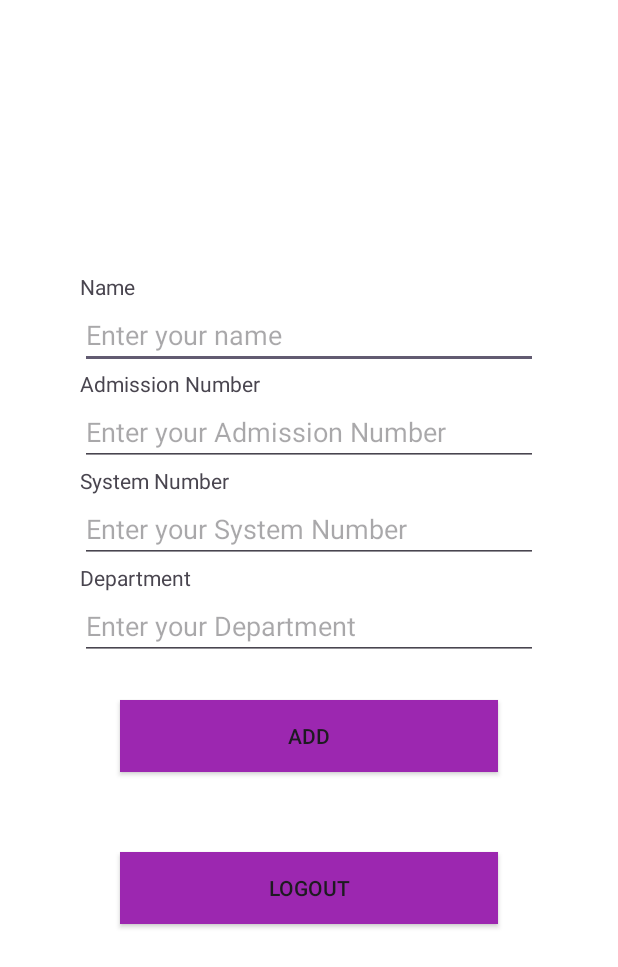
After one commit to johnpoly/EntryLog, an Android app: the LogEntryPage screen opened directly, with no data from a screen before it, on a phone screen of 412 x 824 dp. The commit adds this screen. Shown: the top 967 px of the screen. Run offline under Robolectric (Android 15) with nearby library versions, the phone set to English and light mode, and no system bars.

Commit message:
LogEntry Completed

```diff
--- a/app/src/main/AndroidManifest.xml
+++ b/app/src/main/AndroidManifest.xml
@@ -13,6 +13,9 @@
         android:theme="@style/Theme.EntryLog"
         tools:targetApi="31">
         <activity
+            android:name=".LogEntryPage"
+            android:exported="false" />
+        <activity
             android:name=".MainActivity"
             android:exported="true">
             <intent-filter>
--- /dev/null
+++ b/app/src/main/java/com/example/entrylog/LogEntryPage.java
@@ -0,0 +1,53 @@
+package com.example.entrylog;
+
+import android.content.Intent;
+import android.os.Bundle;
+import android.view.View;
+import android.widget.EditText;
+import android.widget.Toast;
+
+import androidx.activity.EdgeToEdge;
+import androidx.appcompat.app.AppCompatActivity;
+import androidx.appcompat.widget.AppCompatButton;
+import androidx.core.graphics.Insets;
+import androidx.core.view.ViewCompat;
+import androidx.core.view.WindowInsetsCompat;
+
+public class LogEntryPage extends AppCompatActivity {
+
+    EditText ed1,ed2,ed3,ed4;
+    AppCompatButton b1,b2;
+
+    @Override
+    protected void onCreate(Bundle savedInstanceState) {
+        super.onCreate(savedInstanceState);
+        EdgeToEdge.enable(this);
+        setContentView(R.layout.activity_log_entry_page);
+
+        ed1=(EditText) findViewById(R.id.name);
+        ed2=(EditText) findViewById(R.id.admnum);
+        ed3=(EditText) findViewById(R.id.sysnum);
+        ed4=(EditText) findViewById(R.id.depname);
+        b1=(AppCompatButton) findViewById(R.id.addbtn);
+        b2=(AppCompatButton) findViewById(R.id.logoutbtn);
+
+        b1.setOnClickListener(new View.OnClickListener() {
+            @Override
+            public void onClick(View v) {
+                String getName=ed1.getText().toString();
+                String getAdmissionNumber=ed2.getText().toString();
+                String getSystemNumber=ed3.getText().toString();
+                String getDepartment=ed4.getText().toString();
+                Toast.makeText(getApplicationContext(),getName+" "+getAdmissionNumber+" "+getSystemNumber+" "+getDepartment,Toast.LENGTH_SHORT).show();
+            }
+        });
+        b2.setOnClickListener(new View.OnClickListener() {
+            @Override
+            public void onClick(View v) {
+                Intent i=new Intent(getApplicationContext(), MainActivity.class);
+                startActivity(i);
+            }
+        });
+
+    }
+}
--- a/app/src/main/java/com/example/entrylog/MainActivity.java
+++ b/app/src/main/java/com/example/entrylog/MainActivity.java
@@ -1,5 +1,6 @@
 package com.example.entrylog;
 
+import android.content.Intent;
 import android.os.Bundle;
 import android.view.View;
 import android.widget.EditText;
@@ -32,7 +33,13 @@ public class MainActivity extends AppCompatActivity {
             public void onClick(View v) {
                 String getUsername=ed1.getText().toString();
                 String getPassword=ed2.getText().toString();
-                Toast.makeText(getApplicationContext(),getUsername,Toast.LENGTH_SHORT).show();
+                if(getUsername.equals("admin") && getPassword.equals("12345")){
+                    Intent i=new Intent(getApplicationContext(), LogEntryPage.class);
+                    startActivity(i);
+                }
+                else{
+                    Toast.makeText(getApplicationContext(),"Invalid Credentials",Toast.LENGTH_SHORT).show();
+                }
             }
         });
 
--- /dev/null
+++ b/app/src/main/res/layout/activity_log_entry_page.xml
@@ -0,0 +1,62 @@
+<LinearLayout android:layout_height="match_parent"
+    android:layout_width="match_parent"
+    android:orientation="vertical"
+    android:background="#ffffff"
+    android:padding="80px"
+    android:gravity="center"
+    xmlns:android="http://schemas.android.com/apk/res/android">
+
+    <TextView
+        android:layout_width="match_parent"
+        android:layout_height="wrap_content"
+        android:text="Name"/>
+    <EditText
+        android:layout_width="match_parent"
+        android:layout_height="wrap_content"
+        android:hint="Enter your name"
+        android:id="@+id/name"/>
+    <TextView
+        android:layout_width="match_parent"
+        android:layout_height="wrap_content"
+        android:text="Admission Number"/>
+    <EditText
+        android:layout_width="match_parent"
+        android:layout_height="wrap_content"
+        android:hint="Enter your Admission Number"
+        android:inputType="number"
+        android:id="@+id/admnum"/>
+    <TextView
+        android:layout_width="match_parent"
+        android:layout_height="wrap_content"
+        android:text="System Number" />
+    <EditText
+        android:layout_width="match_parent"
+        android:layout_height="wrap_content"
+        android:hint="Enter your System Number"
+        android:inputType="number"
+        android:id="@+id/sysnum"/>
+    <TextView
+        android:layout_width="match_parent"
+        android:layout_height="wrap_content"
+        android:text="Department"/>
+    <EditText
+        android:layout_width="match_parent"
+        android:layout_height="wrap_content"
+        android:hint="Enter your Department"
+        android:id="@+id/depname"/>
+    <androidx.appcompat.widget.AppCompatButton
+        android:layout_width="match_parent"
+        android:layout_height="wrap_content"
+        android:text="add"
+        android:background="#9C27B0"
+        android:layout_margin="40px"
+        android:id="@+id/addbtn"/>
+    <androidx.appcompat.widget.AppCompatButton
+        android:layout_width="match_parent"
+        android:layout_height="wrap_content"
+        android:text="logout"
+        android:background="#9C27B0"
+        android:layout_margin="40px"
+        android:id="@+id/logoutbtn"/>
+
+</LinearLayout>
--- a/app/src/main/res/layout/activity_main.xml
+++ b/app/src/main/res/layout/activity_main.xml
@@ -1,7 +1,7 @@
 <LinearLayout android:layout_height="match_parent"
     android:layout_width="match_parent"
     android:orientation="vertical"
-    android:background="#F6FCFD"
+    android:background="#ffffff"
     android:padding="80px"
     android:gravity="center"
     xmlns:android="http://schemas.android.com/apk/res/android">
```
